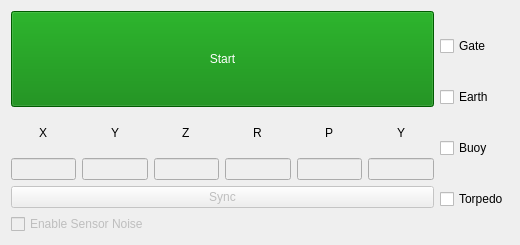
Before: the Qt Designer form riptide_rviz/riptide_rviz/src/SimulatorPanel.ui in osu-uwrt/riptide_gui, drawn with Qt 5.
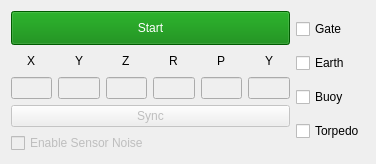
After: the same form once the commit is applied.

Commit message: Adds Base Simulator panel classes

```diff
--- a/riptide_rviz/riptide_rviz/src/SimulatorPanel.ui
+++ b/riptide_rviz/riptide_rviz/src/SimulatorPanel.ui
@@ -6,8 +6,8 @@
    <rect>
     <x>0</x>
     <y>0</y>
-    <width>520</width>
-    <height>245</height>
+    <width>376</width>
+    <height>164</height>
    </rect>
   </property>
   <property name="windowTitle">
```
Left out of the diff: 4 changed lines with no effect on the pictures. The commit also changes 3 other files.
